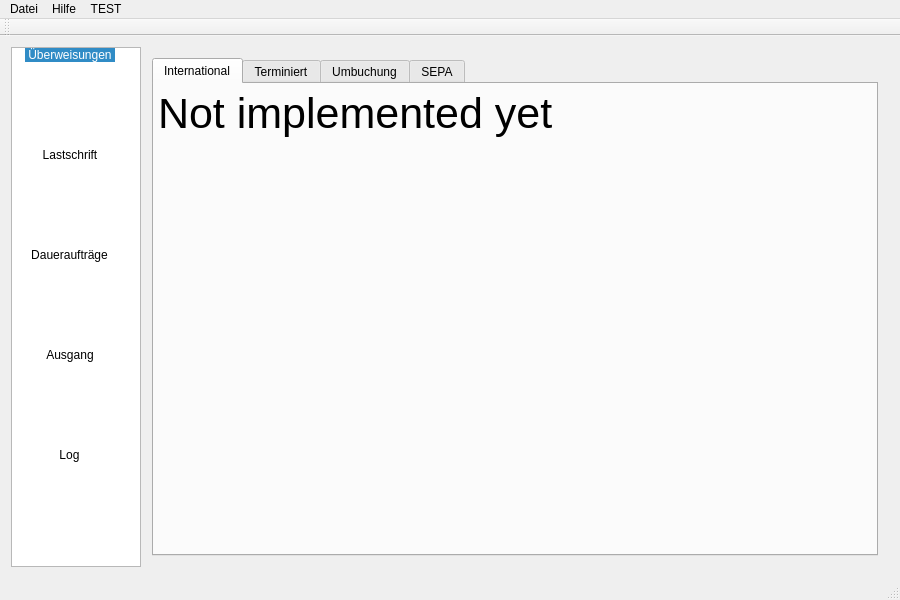
First picture: the form in src/mainwindow.ui, repository schmufu/abtransfers, before the edit.
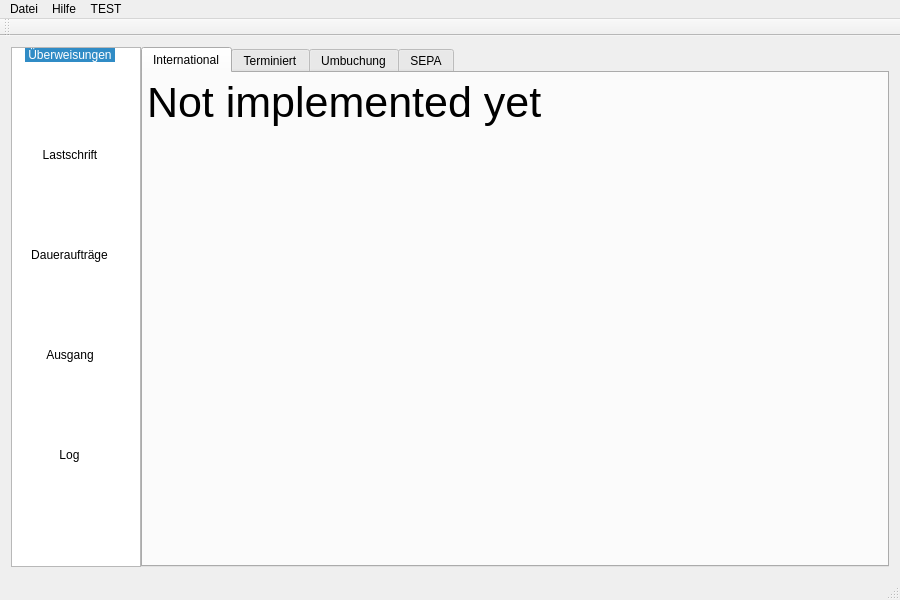
Second picture: the form after the edit. Icons and pictures are not drawn.

Commit message: Abstände des Layout von "Überweisungen" so eingestellt wie auch die anderen Layouts

What changed in the file:
```diff
--- a/src/mainwindow.ui
+++ b/src/mainwindow.ui
@@ -134,6 +134,12 @@
         </property>
         <widget class="QWidget" name="Ueberweisung">
          <layout class="QVBoxLayout" name="verticalLayout_4">
+          <property name="spacing">
+           <number>2</number>
+          </property>
+          <property name="margin">
+           <number>0</number>
+          </property>
           <item>
            <widget class="QTabWidget" name="tabWidget_UW">
             <property name="currentIndex">
```
